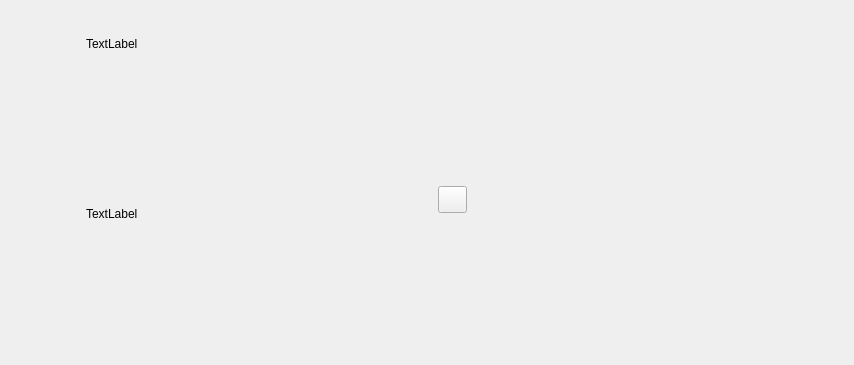
SOOPLIVE/soop-studio, file src/ui-forms/main-vertical-studio-mode-view.ui: the form before one commit.
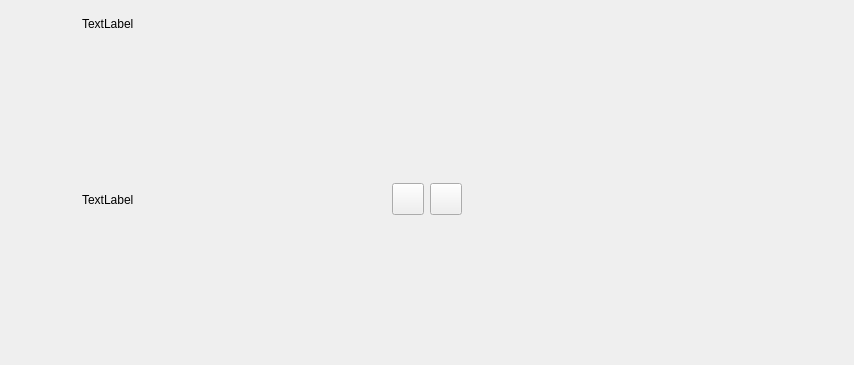
The form after the commit. Custom widgets are drawn as their Qt base class.

Commit message: update project name from SOOP Studio to FreecShot Plus

```diff
--- a/src/ui-forms/main-vertical-studio-mode-view.ui
+++ b/src/ui-forms/main-vertical-studio-mode-view.ui
@@ -10,21 +10,27 @@
     <height>365</height>
    </rect>
   </property>
+  <property name="minimumSize">
+   <size>
+    <width>500</width>
+    <height>0</height>
+   </size>
+  </property>
   <property name="windowTitle">
    <string>Form</string>
   </property>
   <layout class="QVBoxLayout" name="verticalLayout" stretch="1,10,1,10">
    <property name="leftMargin">
-    <number>14</number>
+    <number>10</number>
    </property>
    <property name="topMargin">
-    <number>30</number>
+    <number>10</number>
    </property>
    <property name="rightMargin">
-    <number>14</number>
+    <number>10</number>
    </property>
    <property name="bottomMargin">
-    <number>30</number>
+    <number>10</number>
    </property>
    <item>
     <widget class="QWidget" name="widget_EditLabel" native="true">
@@ -199,7 +205,7 @@
             <property name="spacing">
              <number>6</number>
             </property>
-            <item row="2" column="3">
+            <item row="1" column="3">
              <widget class="QLabel" name="label_LiveSceneName">
               <property name="minimumSize">
                <size>
@@ -218,45 +224,7 @@
               </property>
              </widget>
             </item>
-            <item row="0" column="1">
-             <spacer name="verticalSpacer">
-              <property name="orientation">
-               <enum>Qt::Vertical</enum>
-              </property>
-              <property name="sizeType">
-               <enum>QSizePolicy::Expanding</enum>
-              </property>
-              <property name="sizeHint" stdset="0">
-               <size>
-                <width>20</width>
-                <height>6</height>
-               </size>
-              </property>
-             </spacer>
-            </item>
-            <item row="2" column="1">
-             <widget class="QLabel" name="label_LiveDisplay">
-              <property name="minimumSize">
-               <size>
-                <width>66</width>
-                <height>27</height>
-               </size>
-              </property>
-              <property name="maximumSize">
-               <size>
-                <width>66</width>
-                <height>27</height>
-               </size>
-              </property>
-              <property name="text">
-               <string/>
-              </property>
-              <property name="alignment">
-               <set>Qt::AlignCenter</set>
-              </property>
-             </widget>
-            </item>
-            <item row="2" column="4">
+            <item row="1" column="4">
              <spacer name="horizontalSpacer_2">
               <property name="orientation">
                <enum>Qt::Horizontal</enum>
@@ -269,6 +237,28 @@
               </property>
              </spacer>
             </item>
+            <item row="1" column="1">
+             <widget class="QLabel" name="label_LiveDisplay">
+              <property name="minimumSize">
+               <size>
+                <width>66</width>
+                <height>27</height>
+               </size>
+              </property>
+              <property name="maximumSize">
+               <size>
+                <width>66</width>
+                <height>27</height>
+               </size>
+              </property>
+              <property name="text">
+               <string/>
+              </property>
+              <property name="alignment">
+               <set>Qt::AlignCenter</set>
+              </property>
+             </widget>
+            </item>
            </layout>
           </widget>
          </item>
@@ -291,7 +281,7 @@
         </property>
         <layout class="QHBoxLayout" name="horizontalLayout_3">
          <property name="spacing">
-          <number>0</number>
+          <number>6</number>
          </property>
          <property name="leftMargin">
           <number>0</number>
@@ -306,111 +296,42 @@
           <number>0</number>
          </property>
          <item>
-          <widget class="AFQBaseClickWidget" name="widget_Transition" native="true">
+          <widget class="AFQCustomPushbutton" name="pushButton_Transition">
            <property name="minimumSize">
             <size>
-             <width>0</width>
-             <height>27</height>
+             <width>32</width>
+             <height>32</height>
             </size>
            </property>
            <property name="maximumSize">
             <size>
-             <width>16777215</width>
+             <width>32</width>
+             <height>32</height>
+            </size>
+           </property>
+           <property name="text">
+            <string/>
+           </property>
+           <property name="iconSize">
+            <size>
+             <width>29</width>
              <height>27</height>
             </size>
            </property>
-           <layout class="QHBoxLayout" name="horizontalLayout_2">
-            <property name="spacing">
-             <number>0</number>
-            </property>
-            <property name="leftMargin">
-             <number>10</number>
-            </property>
-            <property name="topMargin">
-             <number>7</number>
-            </property>
-            <property name="rightMargin">
-             <number>10</number>
-            </property>
-            <property name="bottomMargin">
-             <number>7</number>
-            </property>
-            <item>
-             <layout class="QHBoxLayout" name="horizontalLayout_4">
-              <property name="spacing">
-               <number>3</number>
-              </property>
-              <item>
-               <widget class="QLabel" name="label_TransitionProgram">
-                <property name="minimumSize">
-                 <size>
-                  <width>13</width>
-                  <height>13</height>
-                 </size>
-                </property>
-                <property name="maximumSize">
-                 <size>
-                  <width>13</width>
-                  <height>13</height>
-                 </size>
-                </property>
-                <property name="text">
-                 <string/>
-                </property>
-               </widget>
-              </item>
-              <item>
-               <widget class="QLabel" name="label_TransitionImg">
-                <property name="minimumSize">
-                 <size>
-                  <width>8</width>
-                  <height>7</height>
-                 </size>
-                </property>
-                <property name="maximumSize">
-                 <size>
-                  <width>8</width>
-                  <height>7</height>
-                 </size>
-                </property>
-                <property name="text">
-                 <string/>
-                </property>
-               </widget>
-              </item>
-             </layout>
-            </item>
-           </layout>
           </widget>
          </item>
-         <item>
-          <spacer name="horizontalSpacer_5">
-           <property name="orientation">
-            <enum>Qt::Horizontal</enum>
-           </property>
-           <property name="sizeType">
-            <enum>QSizePolicy::Fixed</enum>
-           </property>
-           <property name="sizeHint" stdset="0">
-            <size>
-             <width>6</width>
-             <height>27</height>
-            </size>
-           </property>
-          </spacer>
-         </item>
          <item>
           <widget class="AFQCustomPushbutton" name="pushButton_MenuTransition">
            <property name="minimumSize">
             <size>
-             <width>29</width>
-             <height>27</height>
+             <width>32</width>
+             <height>32</height>
             </size>
            </property>
            <property name="maximumSize">
             <size>
-             <width>29</width>
-             <height>27</height>
+             <width>32</width>
+             <height>32</height>
             </size>
            </property>
            <property name="text">
@@ -456,12 +377,6 @@
   </layout>
  </widget>
  <customwidgets>
-  <customwidget>
-   <class>AFQBaseClickWidget</class>
-   <extends>QWidget</extends>
-   <header>UIComponent/CBaseClickWidget.h</header>
-   <container>1</container>
-  </customwidget>
   <customwidget>
    <class>AFQCustomPushbutton</class>
    <extends>QPushButton</extends>
```
The commit also changes 1672 other files.
